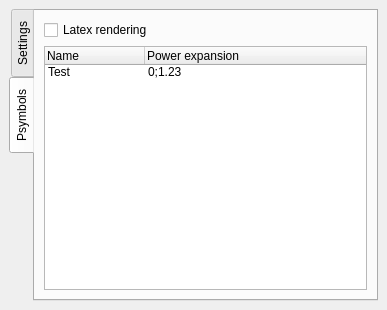
Before: the Qt Designer form pyranha/Gui/__panelWidget.ui in 7ofNine/piranha, drawn with Qt 5.
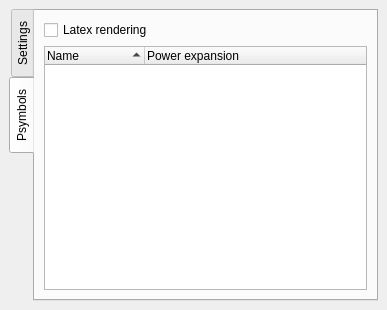
After: the same form once the commit is applied. The open tabs and pages were chosen to show the change. Icons and pictures are not drawn.

Diff of the .ui file:
```diff
--- a/pyranha/Gui/__panelWidget.ui
+++ b/pyranha/Gui/__panelWidget.ui
@@ -247,6 +247,12 @@
          <property name="rootIsDecorated" >
           <bool>false</bool>
          </property>
+         <property name="sortingEnabled" >
+          <bool>true</bool>
+         </property>
+         <property name="animated" >
+          <bool>false</bool>
+         </property>
          <column>
           <property name="text" >
            <string>Name</string>
@@ -257,17 +263,6 @@
            <string>Power expansion</string>
           </property>
          </column>
-         <item>
-          <property name="text" >
-           <string>Test</string>
-          </property>
-          <property name="icon" >
-           <iconset resource="__resources.qrc" >:/images/reload.png</iconset>
-          </property>
-          <property name="text" >
-           <string>0;1.23</string>
-          </property>
-         </item>
         </widget>
        </item>
        <item row="0" column="0" >
```
Left out of the diff: 2 changed lines with no effect on the pictures.
